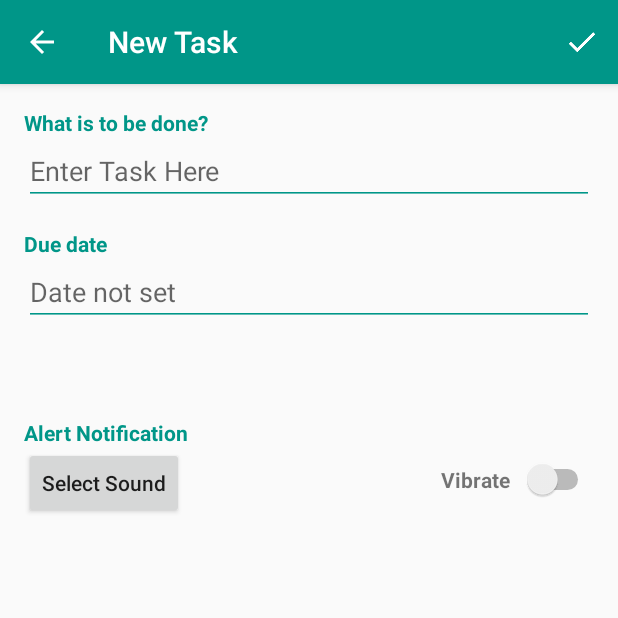
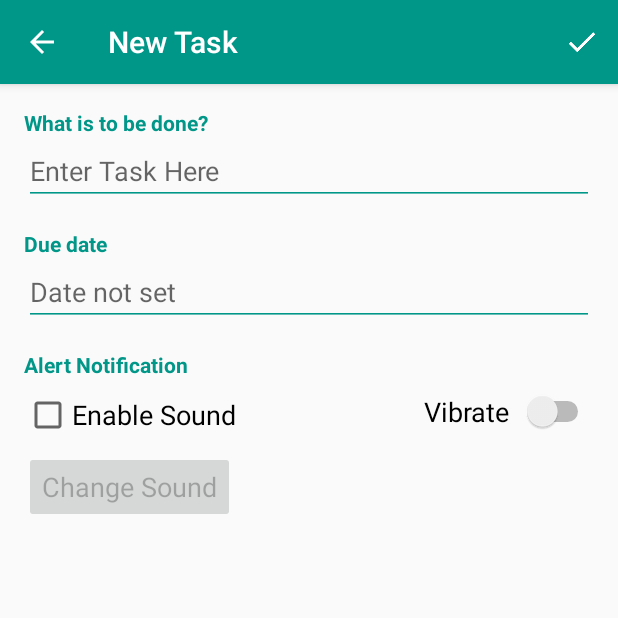
Before and after one commit to Sulaiman90/TodoList, an Android app: the screen it shows after launch (NewTask), after a tap on an icon or button, on a phone screen of 412 x 824 dp, the top half of it. Run offline under Robolectric (Android 15) with nearby library versions, the phone set to English and light mode, and no system bars; our stand-ins replace ButterKnife.

Commit message:
Added sound in notifications

```diff
--- a/app/src/main/java/com/ms/favtodo/activity/MainActivity.java
+++ b/app/src/main/java/com/ms/favtodo/activity/MainActivity.java
@@ -66,7 +66,6 @@ public class MainActivity extends AppCompatActivity {
         manager = LocalBroadcastManager.getInstance(this);
 
         manager.registerReceiver((broadcastReceiver),new IntentFilter(TaskReminderIntentService.SERVICE_RESULT));
-
 
         fab = (FloatingActionButton) findViewById(R.id.fab);
         quickTask = (EditText) findViewById(R.id.quick_task);
--- a/app/src/main/java/com/ms/favtodo/activity/NewTask.java
+++ b/app/src/main/java/com/ms/favtodo/activity/NewTask.java
@@ -11,6 +11,7 @@ import android.content.ContentValues;
 import android.content.Context;
 import android.content.Intent;
 import android.content.SharedPreferences;
+import android.database.Cursor;
 import android.database.sqlite.SQLiteDatabase;
 import android.graphics.Typeface;
 import android.media.RingtoneManager;
@@ -27,11 +28,13 @@ import android.view.Menu;
 import android.view.MenuItem;
 import android.view.View;
 import android.view.View.OnClickListener;
+import android.widget.Button;
 import android.widget.CheckBox;
 import android.widget.DatePicker;
 import android.widget.EditText;
 import android.widget.ImageButton;
 import android.widget.LinearLayout;
+import android.widget.Switch;
 import android.widget.TextView;
 import android.widget.TimePicker;
 import android.widget.Toast;
@@ -40,6 +43,7 @@ import com.ms.favtodo.R;
 import com.ms.favtodo.db.TaskContract.TaskEntry;
 import com.ms.favtodo.db.TaskDbHelper;
 import com.ms.favtodo.dialog.AlertDialogFragment;
+import com.ms.favtodo.model.TaskDetails;
 import com.ms.favtodo.utils.PreferenceUtils;
 import com.ms.favtodo.utils.ReminderManager;
 import com.ms.favtodo.utils.TaskOperation;
@@ -47,6 +51,7 @@ import com.ms.favtodo.utils.TaskOperation;
 import java.text.SimpleDateFormat;
 import java.util.Calendar;
 
+import butterknife.BindView;
 import butterknife.ButterKnife;
 import butterknife.OnClick;
 
@@ -81,6 +86,14 @@ public class NewTask extends AppCompatActivity {
 
     private static Calendar mCalendar;
 
+    private static LinearLayout mTimeLayout;
+    private String notificationSound = "";
+    private TaskDetails task;
+
+    @BindView(R.id.enableVibrate_switch) Switch mVibrateSwitch;
+    @BindView(R.id.enableSound_cb) CheckBox mSoundCheckBox;
+    @BindView(R.id.choose_alarm_sound) Button mChooseSoundButton;
+
     @Override
     protected void onCreate(Bundle savedInstanceState) {
         super.onCreate(savedInstanceState);
@@ -94,68 +107,93 @@ public class NewTask extends AppCompatActivity {
 
         dbHelper = new TaskDbHelper(this);
         taskOperation = new TaskOperation(this);
+        task = new TaskDetails();
         mCalendar = Calendar.getInstance();
 
-        mTitleText = (EditText) findViewById(R.id.title);
-        mDateText = (EditText) findViewById(R.id.dateText);
-        mTimeText = (EditText) findViewById(R.id.timeText);
-        mTaskStatus = (TextView) findViewById(R.id.task_status);
-        mTaskDone = (CheckBox) findViewById(R.id.task_finished);
+        mTitleText =  findViewById(R.id.title);
+        mDateText =  findViewById(R.id.dateText);
+        mTimeText = findViewById(R.id.timeText);
+        mTaskStatus =  findViewById(R.id.task_status);
+        mTaskDone = findViewById(R.id.task_finished);
 
-        mClearDate = (ImageButton) findViewById(R.id.clear_date);
-        mClearTime = (ImageButton) findViewById(R.id.clear_time);
+        mClearDate = findViewById(R.id.clear_date);
+        mClearTime = findViewById(R.id.clear_time);
 
-        LinearLayout linearLayout = (LinearLayout) findViewById(R.id.mark_as_done);
+        mTimeLayout = findViewById(R.id.timeLinearLayout);
+
+        LinearLayout linearLayout = findViewById(R.id.mark_as_done);
 
         Intent intent = getIntent();
         newTask = intent.getBooleanExtra("NewTask", false);
 
         mClearDate.setVisibility(View.GONE);
-        mTimeText.setVisibility(View.GONE);
         mClearTime.setVisibility(View.GONE);
         //Log.d(TAG,"New Task "+newTask);
 
         if (newTask) {
             linearLayout.setVisibility(View.GONE);
-            mTimeText.setVisibility(View.INVISIBLE);
-
+            mTimeLayout.setVisibility(View.GONE);
             taskHour = -1;
             taskMinute = -1;
-
+            notificationSound = PreferenceUtils.getNotificationSound(this);
+            mSoundCheckBox.setChecked(PreferenceUtils.isSoundEnabled(this));
+            mVibrateSwitch.setChecked(PreferenceUtils.isVibrateEnabled(this));
         } else {
             getSupportActionBar().setTitle("");
             Bundle extras = getIntent().getExtras();
-            mTitleText.setText(extras.getString("title"));
-            int done = extras.getInt("doneOrNot");
             taskId  = extras.getInt("id");
-            dateInMillis = extras.getLong("timeInMs");
-            taskHour = extras.getInt("hour");
-            taskMinute = extras.getInt("minute");
 
-            dateText = extras.getString("date");
+            Cursor c1 =  dbHelper.fetchTask(taskId);
+
+            task.setTaskId(c1.getInt(c1.getColumnIndex(TaskEntry.TASK_ID)));
+            task.setTitle(c1.getString(c1.getColumnIndexOrThrow(TaskEntry.TASK_TITLE)));
+            task.setDateAndTime(c1.getString(c1.getColumnIndexOrThrow(TaskEntry.TASK_DATE_AND_TIME)));
+            task.setDate(c1.getString(c1.getColumnIndexOrThrow(TaskEntry.TASK_DATE)));
+            task.setTime(c1.getString(c1.getColumnIndexOrThrow(TaskEntry.TASK_TIME)));
+            task.setTaskDone(c1.getInt(c1.getColumnIndexOrThrow(TaskEntry.TASK_DONE)));
+            task.setDateInMilliSeconds(c1.getLong(c1.getColumnIndex(TaskEntry.TASK_DATE_IN_MS)));
+            task.setTaskHour(c1.getInt(c1.getColumnIndex(TaskEntry.TASK_HOUR)));
+            task.setTaskMinute(c1.getInt(c1.getColumnIndex(TaskEntry.TASK_MINUTE)));
+            task.setVibrateEnabled(c1.getInt(c1.getColumnIndex(TaskEntry.NOTIFICATION_VIBRATE)) == 1);
+            task.setSoundEnabled(c1.getInt(c1.getColumnIndex(TaskEntry.NOTIFICATION_SOUND_ENABLED)) == 1);
+            task.setNotificationSound(c1.getString(c1.getColumnIndexOrThrow(TaskEntry.NOTIFICATION_SOUND)));
+
+            mTitleText.setText(task.getTitle());
+            boolean done = task.getTaskDone() == 1;
+            dateInMillis = task.getDateInMilliSeconds();
+            taskHour = task.getTaskHour();
+            taskMinute = task.getTaskMinute();
+            dateText = task.getDate();
+            timeText = task.getTime();
+            notificationSound = task.getNotificationSound();
+
             mDateText.setText(dateText);
-            timeText = extras.getString("time");
             mTimeText.setText(timeText);
-
-            if (done == 1) {
-                mTaskDone.setChecked(true);
-            } else {
-                mTaskDone.setChecked(false);
-            }
+            mTaskDone.setChecked(done);
+            mSoundCheckBox.setChecked(task.isSoundEnabled());
+            mVibrateSwitch.setChecked(task.isVibrateEnabled());
 
             //Log.d(TAG,"Title " +extras.getString("title") + " Date " + extras.getString("date") +" time "+timeText);
 
-            if (!dateText.matches("")) {
+            if (dateText.matches("")) {
+                showHideButtons(mClearDate, false);
+                mTimeLayout.setVisibility(View.GONE);
+            }
+            else {
                 showHideButtons(mClearDate, true);
                 checkIfDatePassed(dateInMillis,dateText);
                 mTimeText.setVisibility(View.VISIBLE);
-                if (!timeText.matches("")) {
+                if (timeText.matches("")) {
+                    showHideButtons(mClearTime, false);
+                }
+                else{
+                    showHideButtons(mClearTime, true);
                     checkIfTimePassed(taskHour,taskMinute);
-                    showHideButtons(mClearTime, true);
                 }
             }
+        }
 
-        }
+        mChooseSoundButton.setEnabled(mSoundCheckBox.isChecked());
 
         mTitleText.setOnClickListener(new OnClickListener() {
             @Override
@@ -207,7 +245,7 @@ public class NewTask extends AppCompatActivity {
                 // mClearDate.setVisibility(View.GONE);
                 showHideButtons(mClearDate, false);
                 showHideButtons(mClearTime, false);
-                mTimeText.setVisibility(View.GONE);
+                mTimeLayout.setVisibility(View.GONE);
                 resetTexts();
                 resetTextColors();
             }
@@ -224,15 +262,23 @@ public class NewTask extends AppCompatActivity {
                 }
             }
         });
+    }
 
+    @OnClick(R.id.enableSound_cb)
+    void enableChangeSoundButton(){
+        mChooseSoundButton.setEnabled(mSoundCheckBox.isChecked());
     }
 
     @OnClick(R.id.choose_alarm_sound)
     void chooseAlarmSound(){
         Intent intent = new Intent(RingtoneManager.ACTION_RINGTONE_PICKER);
-        intent.putExtra(RingtoneManager.EXTRA_RINGTONE_TYPE, RingtoneManager.TYPE_NOTIFICATION);
+        intent.putExtra(RingtoneManager.EXTRA_RINGTONE_TYPE, RingtoneManager.TYPE_ALL);
         intent.putExtra(RingtoneManager.EXTRA_RINGTONE_TITLE, "Select Tone");
-        intent.putExtra(RingtoneManager.EXTRA_RINGTONE_EXISTING_URI, (Uri) null);
+        Uri existingSound =  Uri.parse(PreferenceUtils.getNotificationSound(this));
+        if (!newTask) {
+            existingSound =  Uri.parse(notificationSound);
+        }
+        intent.putExtra(RingtoneManager.EXTRA_RINGTONE_EXISTING_URI,existingSound);
         this.startActivityForResult(intent, 5);
     }
 
@@ -243,6 +289,7 @@ public class NewTask extends AppCompatActivity {
             Uri uri = intent.getParcelableExtra(RingtoneManager.EXTRA_RINGTONE_PICKED_URI);
             if (uri != null) {
                 chosenRingtone = uri.toString();
+                notificationSound = chosenRingtone;
             }
             else {
                 chosenRingtone = null;
@@ -296,6 +343,8 @@ public class NewTask extends AppCompatActivity {
         String todoTime;
         String todoDateAndTime;
         int todoFinished;
+        int vibrateEnabled = 0;
+        int soundEnabled = 0;
 
         //Log.d(TAG,"time "+todoTitle);
         if (!TextUtils.isEmpty(todoTitle)) {
@@ -322,7 +371,14 @@ public class NewTask extends AppCompatActivity {
              Log.d(TAG, "date & time "+ todoTitle + todoDate + " " + todoTime);
            //  Log.d(TAG, "taskHour " + taskHour + " taskMinute " + taskMinute);
 
-            TaskOperation.showDebugToast(this,dateInMillis+"");
+           // TaskOperation.showDebugToast(this,dateInMillis+"");
+
+            if(mVibrateSwitch.isChecked()){
+                vibrateEnabled = 1;
+            }
+            if(mSoundCheckBox.isChecked()){
+                soundEnabled = 1;
+            }
 
             SQLiteDatabase db = dbHelper.getWritableDatabase();
             ContentValues values = new ContentValues();
@@ -334,6 +390,9 @@ public class NewTask extends AppCompatActivity {
             values.put(TaskEntry.TASK_DATE_IN_MS, dateInMillis);
             values.put(TaskEntry.TASK_HOUR, taskHour);
             values.put(TaskEntry.TASK_MINUTE, taskMinute);
+            values.put(TaskEntry.NOTIFICATION_SOUND, notificationSound);
+            values.put(TaskEntry.NOTIFICATION_VIBRATE, vibrateEnabled);
+            values.put(TaskEntry.NOTIFICATION_SOUND_ENABLED, soundEnabled);
 
             long rowId = taskId;
             if (newTask) {
@@ -535,7 +594,9 @@ public class NewTask extends AppCompatActivity {
 
             checkIfDatePassed(dateInMillis,dateText);
 
+            mTimeLayout.setVisibility(View.VISIBLE);
             mTimeText.setVisibility(View.VISIBLE);
+
             showHideButtons(mClearDate, true);
 
         }
--- a/app/src/main/java/com/ms/favtodo/db/TaskContract.java
+++ b/app/src/main/java/com/ms/favtodo/db/TaskContract.java
@@ -9,7 +9,7 @@ import android.provider.BaseColumns;
 public class TaskContract {
 
     public static final String DATABASE_NAME = "Todo";
-    public static final int DATABASE_VERSION = 2;
+    public static final int DATABASE_VERSION = 1;
 
     public class TaskEntry implements BaseColumns {
         public static final String TABLE_NAME = "tasks";
--- a/app/src/main/java/com/ms/favtodo/db/TaskDbHelper.java
+++ b/app/src/main/java/com/ms/favtodo/db/TaskDbHelper.java
@@ -29,13 +29,13 @@ public class TaskDbHelper extends SQLiteOpenHelper {
                 TaskEntry.TASK_DATE + " TEXT, " +
                 TaskEntry.TASK_TIME + " TEXT, " +
                 TaskEntry.TASK_DATE_AND_TIME + " TEXT, " +
-                TaskEntry.TASK_DONE + " INT, " +
+                TaskEntry.TASK_DONE + " INT DEFAULT 0, " +
                 TaskEntry.TASK_DATE_IN_MS + " INT, " +
                 TaskEntry.TASK_HOUR + " INT, " +
                 TaskEntry.TASK_MINUTE + " INT, " +
                 TaskEntry.NOTIFICATION_SOUND + " TEXT, " +
-                TaskEntry.NOTIFICATION_VIBRATE + " INT, " +
-                TaskEntry.NOTIFICATION_SOUND_ENABLED + " INT " +
+                TaskEntry.NOTIFICATION_VIBRATE + " INT DEFAULT 0, " +
+                TaskEntry.NOTIFICATION_SOUND_ENABLED + " INT DEFAULT 0" +
                 ");";
         db.execSQL(createTable);
     }
@@ -137,7 +137,8 @@ public class TaskDbHelper extends SQLiteOpenHelper {
         return rowId;
     }
 
-    public long insertTask(String title,String date,String time,String dateAndTime,int done,long dateInMs , int hour, int minute){
+    public long insertTask(String title,String date,String time,String dateAndTime,int done,long dateInMs ,
+                           int hour, int minute){
         SQLiteDatabase db = this.getWritableDatabase();
         ContentValues values =  new ContentValues();
         values.put(TaskEntry.TASK_TITLE,title);
--- a/app/src/main/java/com/ms/favtodo/sync/ReminderTasks.java
+++ b/app/src/main/java/com/ms/favtodo/sync/ReminderTasks.java
@@ -19,9 +19,6 @@ public class ReminderTasks {
         if (ACTION_TASK_COMPLETED.equals(action)) {
             taskCompleted(context,(int)rowId);
             ReminderManager.cancelNotification(context,rowId);
-           /* TaskOperation mTaskOperation = new TaskOperation(context.getApplicationContext());
-            mTaskOperation.retrieveTasks(false);*/
-
         }
         else if (ACTION_DISMISS_NOTIFICATION.equals(action)) {
             ReminderManager.cancelNotification(context,rowId);
--- a/app/src/main/java/com/ms/favtodo/utils/CommonUtils.java
+++ b/app/src/main/java/com/ms/favtodo/utils/CommonUtils.java
@@ -10,13 +10,16 @@ import android.net.Uri;
 public class CommonUtils {
 
     public static Uri getDefaultNotificationSound(){
-        Uri alarmSound = RingtoneManager.getDefaultUri(RingtoneManager.TYPE_ALARM);
-        if(alarmSound == null){
-            alarmSound = RingtoneManager.getDefaultUri(RingtoneManager.TYPE_NOTIFICATION);
-            if(alarmSound == null){
-                alarmSound = RingtoneManager.getDefaultUri(RingtoneManager.TYPE_RINGTONE);
+        Uri notificationSound = RingtoneManager.getDefaultUri(RingtoneManager.TYPE_ALARM);
+        if(notificationSound == null){
+            notificationSound = RingtoneManager.getDefaultUri(RingtoneManager.TYPE_NOTIFICATION);
+            if(notificationSound == null){
+                notificationSound = RingtoneManager.getDefaultUri(RingtoneManager.TYPE_RINGTONE);
             }
         }
-        return alarmSound;
+        return notificationSound;
     }
+
+
+
 }
--- a/app/src/main/java/com/ms/favtodo/utils/PreferenceUtils.java
+++ b/app/src/main/java/com/ms/favtodo/utils/PreferenceUtils.java
@@ -22,6 +22,11 @@ public class PreferenceUtils {
     public static boolean isVibrateEnabled(Context context){
         SharedPreferences sharedPref = PreferenceManager.getDefaultSharedPreferences(context);
         return sharedPref.getBoolean(context.getString(R.string.pref_notification_vibrate_key), false);
+    }
+
+    public static boolean isSoundEnabled(Context context){
+        SharedPreferences sharedPref = PreferenceManager.getDefaultSharedPreferences(context);
+        return sharedPref.getBoolean(context.getString(R.string.pref_enable_sound_key), false);
     }
 
     private static String getDueTimeHourAndMin(Context context){
--- a/app/src/main/res/layout/content_new_task.xml
+++ b/app/src/main/res/layout/content_new_task.xml
@@ -102,6 +102,7 @@
             android:layout_width="match_parent"
             android:layout_height="wrap_content"
             android:orientation="horizontal"
+            android:id="@+id/timeLinearLayout"
             >
 
             <EditText
@@ -139,37 +140,39 @@
                 android:id="@+id/alert_label"
                 android:textStyle="bold"
                 android:textColor="@color/colorPrimary"
+                android:layout_marginBottom="8dp"
+                />
+
+            <CheckBox
+                android:layout_width="wrap_content"
+                android:layout_height="wrap_content"
+                android:id="@+id/enableSound_cb"
+                android:layout_below="@+id/alert_label"
+                android:textAppearance="@style/Base.TextAppearance.AppCompat.Medium"
+                android:text="Enable Sound"/>
+
+            <Switch
+                android:layout_width="wrap_content"
+                android:layout_height="wrap_content"
+                android:text="Vibrate"
+                android:id="@+id/enableVibrate_switch"
+                android:layout_below="@id/alert_label"
+                android:layout_alignParentEnd="true"
+                android:textAppearance="@style/Base.TextAppearance.AppCompat.Medium"
+                android:switchPadding="8dp"
                 />
 
             <Button
                 android:layout_width="wrap_content"
                 android:layout_height="wrap_content"
-                android:layout_below="@+id/alert_label"
+                android:layout_below="@+id/enableSound_cb"
                 android:id="@+id/choose_alarm_sound"
                 android:textAllCaps="false"
-                android:text="Select Sound"/>
+                android:textAppearance="@style/Base.TextAppearance.AppCompat.Medium"
+                android:enabled="false"
+                android:layout_marginTop="8dp"
+                android:text="Change Sound"/>
 
-            <TextView
-                android:layout_width="wrap_content"
-                android:layout_height="wrap_content"
-                android:text="Vibrate"
-                android:textStyle="bold"
-                android:layout_marginTop="12dp"
-                android:layout_toLeftOf="@id/vibrate_switch"
-                android:layout_below="@+id/alert_label"
-                android:id="@+id/vibrate_label"
-                />
-
-            <Switch
-                android:layout_width="wrap_content"
-                android:layout_height="wrap_content"
-                android:layout_alignParentRight="true"
-                android:layout_below="@+id/alert_label"
-                android:layout_marginTop="4dp"
-                android:paddingTop="8dp"
-                android:paddingLeft="8dp"
-                android:paddingBottom="8dp"
-                android:id="@+id/vibrate_switch"/>
 
         </RelativeLayout>
 
```
Also changed, not shown: app/src/main/java/com/ms/favtodo/model/TaskDetails.java (+26 -1 lines), app/src/main/java/com/ms/favtodo/utils/NotificationUtils.java (+23 -14 lines), app/src/main/java/com/ms/favtodo/utils/TaskOperation.java (+3 -4 lines).
